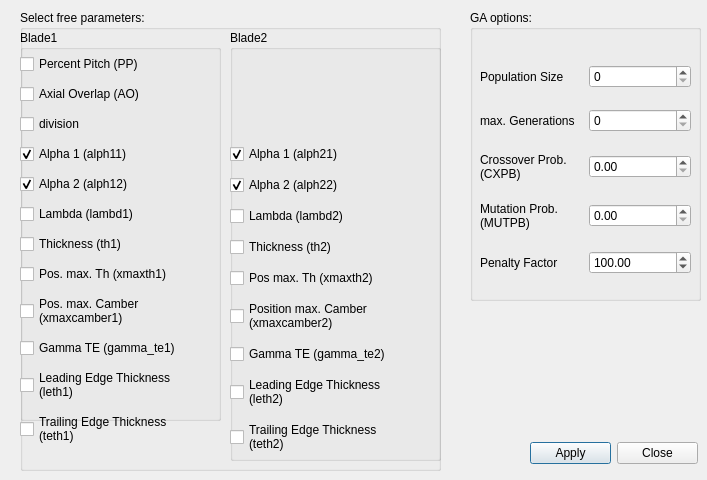
Before: the Qt Designer form module/UI/qtdesigner/deapwindow.ui in badabush/Blade-Optimization-Tool, drawn with Qt 5.
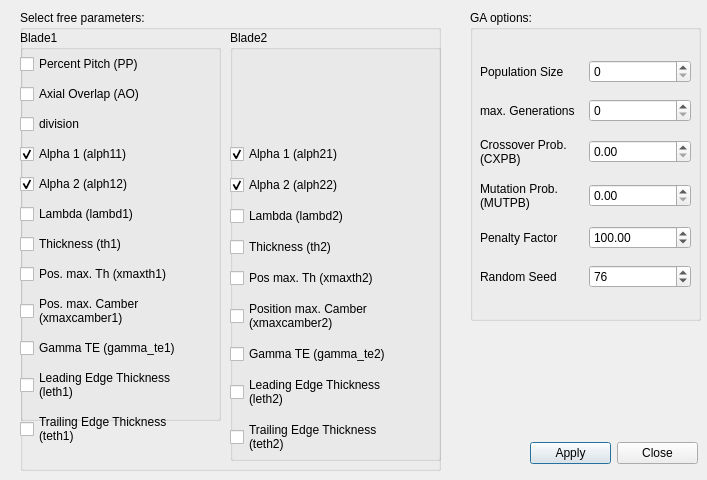
After: the same form once the commit is applied.

```diff
--- a/module/UI/qtdesigner/deapwindow.ui
+++ b/module/UI/qtdesigner/deapwindow.ui
@@ -297,7 +297,7 @@
      <x>470</x>
      <y>10</y>
      <width>231</width>
-     <height>291</height>
+     <height>311</height>
     </rect>
    </property>
    <property name="title">
@@ -309,7 +309,7 @@
       <x>10</x>
       <y>40</y>
       <width>211</width>
-      <height>241</height>
+      <height>251</height>
      </rect>
     </property>
     <layout class="QGridLayout" name="gridLayout_2">
@@ -391,6 +391,26 @@
        </property>
       </widget>
      </item>
+     <item row="5" column="0">
+      <widget class="QLabel" name="label_6">
+       <property name="text">
+        <string>Random Seed</string>
+       </property>
+      </widget>
+     </item>
+     <item row="5" column="1">
+      <widget class="QSpinBox" name="input_rnd_seed">
+       <property name="minimum">
+        <number>0</number>
+       </property>
+       <property name="maximum">
+        <number>10000</number>
+       </property>
+       <property name="value">
+        <number>76</number>
+       </property>
+      </widget>
+     </item>
     </layout>
    </widget>
   </widget>
```
Left out of the diff: 82 changed lines with no effect on the pictures.
